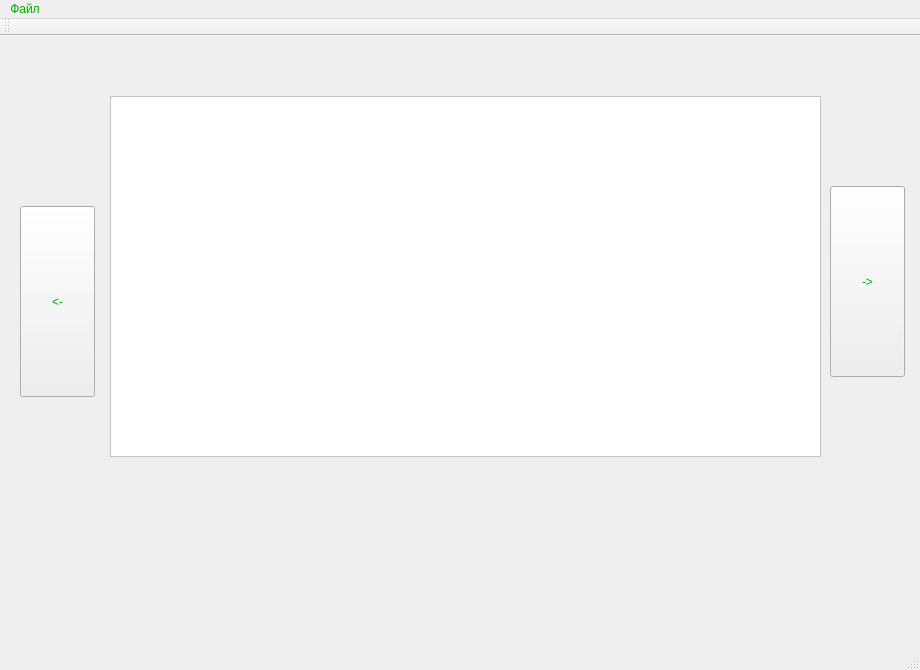
Qt form mainwindow.ui (artempal/reader) before a commit.
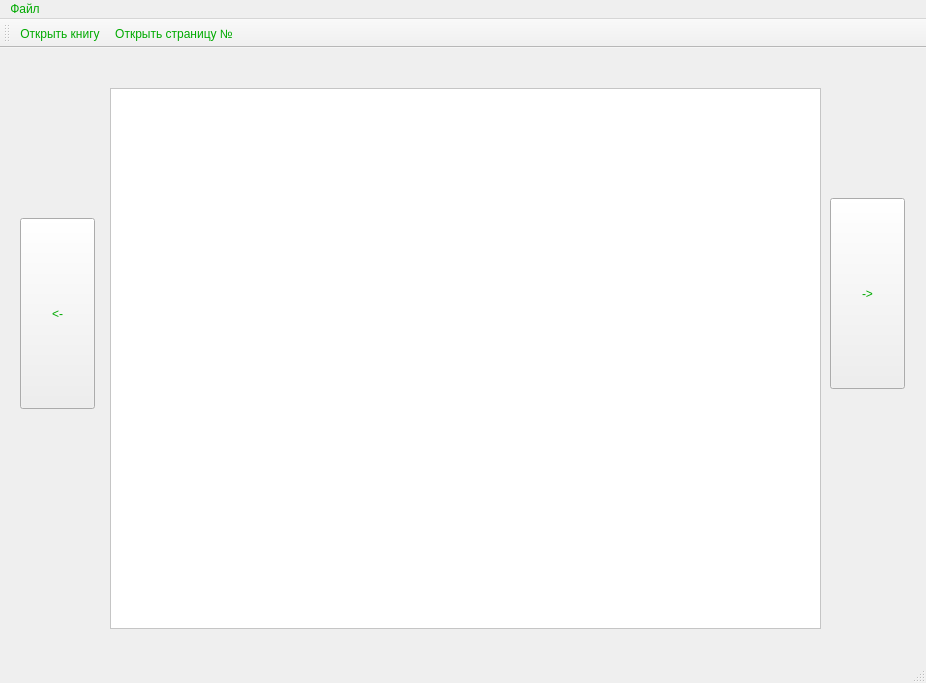
The same form after that commit.

Commit message: Вопросы в dialog.cpp

The edit to the form file:
```diff
--- a/mainwindow.ui
+++ b/mainwindow.ui
@@ -6,8 +6,8 @@
    <rect>
     <x>0</x>
     <y>0</y>
-    <width>920</width>
-    <height>670</height>
+    <width>926</width>
+    <height>683</height>
    </rect>
   </property>
   <property name="windowTitle">
@@ -19,17 +19,20 @@
   </property>
   <widget class="QWidget" name="centralWidget">
    <widget class="QTextEdit" name="book_text">
+    <property name="enabled">
+     <bool>false</bool>
+    </property>
     <property name="geometry">
      <rect>
       <x>110</x>
-      <y>60</y>
+      <y>40</y>
       <width>711</width>
-      <height>361</height>
+      <height>541</height>
      </rect>
     </property>
     <property name="font">
      <font>
-      <family>Vladimir Script</family>
+      <family>Viner Hand ITC</family>
       <pointsize>10</pointsize>
       <weight>75</weight>
       <italic>true</italic>
@@ -37,7 +40,7 @@
      </font>
     </property>
     <property name="styleSheet">
-     <string notr="true">
+     <string notr="true">color: rgb(0, 0, 0);
 background-color: rgb(255, 255, 255);</string>
     </property>
    </widget>
@@ -67,11 +70,11 @@
      <string>-&gt;</string>
     </property>
    </widget>
-   <widget class="QWidget" name="">
+   <widget class="QWidget" name="layoutWidget">
     <property name="geometry">
      <rect>
-      <x>360</x>
-      <y>440</y>
+      <x>420</x>
+      <y>590</y>
       <width>111</width>
       <height>22</height>
      </rect>
@@ -124,7 +127,7 @@
     <rect>
      <x>0</x>
      <y>0</y>
-     <width>920</width>
+     <width>926</width>
      <height>21</height>
     </rect>
    </property>
@@ -144,6 +147,8 @@
    <attribute name="toolBarBreak">
     <bool>false</bool>
    </attribute>
+   <addaction name="open_book"/>
+   <addaction name="DesiredPage"/>
   </widget>
   <widget class="QStatusBar" name="statusBar"/>
   <action name="open_book">
@@ -156,6 +161,11 @@
     <string>Открыть папку</string>
    </property>
   </action>
+  <action name="DesiredPage">
+   <property name="text">
+    <string>Открыть страницу №</string>
+   </property>
+  </action>
  </widget>
  <layoutdefault spacing="6" margin="11"/>
  <resources/>
```
Left out of the diff: 9 changed lines with no effect on the pictures. The commit also changes 7 other files.
